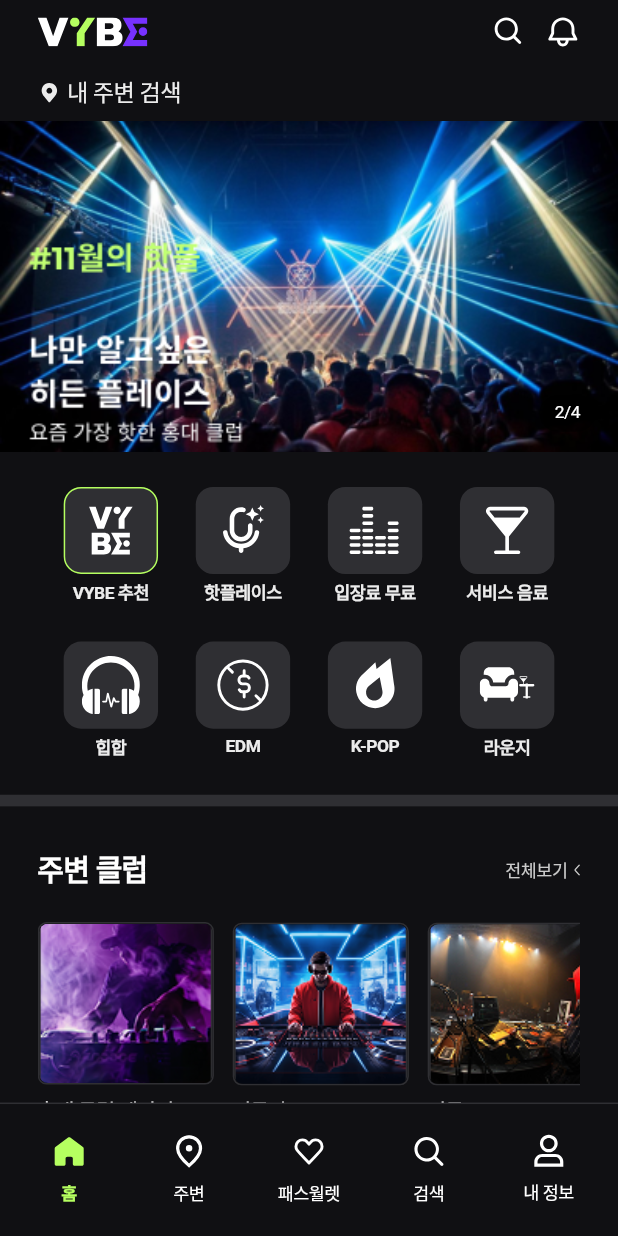
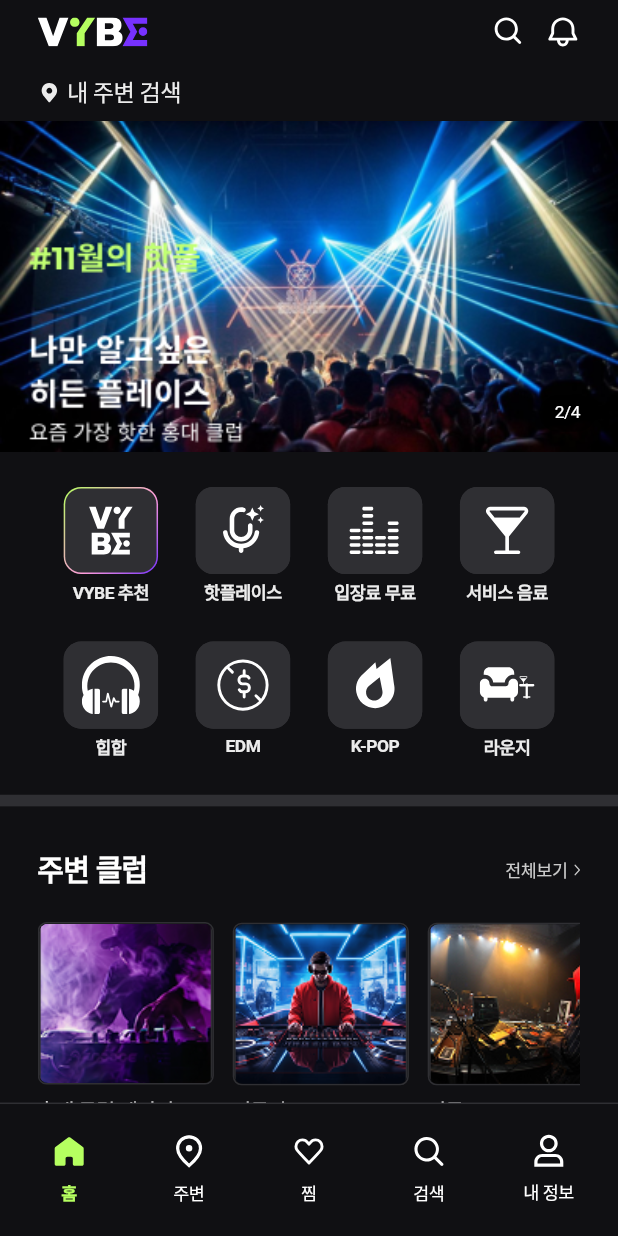
Before and after one commit to unknownChoi/VYBE_bata, a Flutter app: the screen it shows after launch, on a phone screen of 412 x 824 dp. Run offline on Flutter 3.47's test engine with Material 3 defaults, Android fonts, the phone set to English and light mode, and no system bars; our stand-ins replace cloud_firestore, cloud_functions, firebase_auth, firebase_core, firebase_storage, flutter_dotenv and 6 more; missing offline and left inert: flutter_naver_login, kakao_flutter_sdk_user; accounts and stored records are empty; generated files the repository leaves out were written again; Roboto replaces fonts that are missing (Pretendard); project files that could hold a hidden picture were left out.

Commit message:
검색 스크린 수정중

```diff
--- a/lib/main.dart
+++ b/lib/main.dart
@@ -4,6 +4,7 @@ import 'package:flutter_dotenv/flutter_dotenv.dart';
 import 'package:flutter_riverpod/flutter_riverpod.dart';
 import 'package:flutter_screenutil/flutter_screenutil.dart';
 import 'package:kakao_flutter_sdk_user/kakao_flutter_sdk_user.dart';
+import 'package:vybe/presentation/auth/signup_success/signup_success_screen.dart';
 import 'package:vybe/presentation/main_scaffold/main_scaffold.dart';
 import 'core/theme/app_theme.dart';
 import 'firebase_options.dart';
--- a/lib/presentation/home/home_screen.dart
+++ b/lib/presentation/home/home_screen.dart
@@ -92,11 +92,29 @@ const _nearbyClubs = [
 ];
 
 class HomeScreen extends StatefulWidget {
-  const HomeScreen({super.key});
+  final VoidCallback? onSearchTap;
+  const HomeScreen({super.key, this.onSearchTap});
 
   @override
   State<HomeScreen> createState() => _HomeScreenState();
 }
+
+// VybeButton.special과 동일한 그라데이션
+const _borderGradient = LinearGradient(
+  begin: Alignment.topLeft,
+  end: Alignment.bottomRight,
+  colors: [
+    Color(0xFFB5FF60),
+    Color(0xFFC8E77F),
+    Color(0xFFDACA9E),
+    Color(0xFFFF9EDB),
+    Color(0xFFDD82E4),
+    Color(0xFFBB67ED),
+    Color(0xFF994CF5),
+    Color(0xFF7731FE),
+  ],
+  stops: [0.0, 0.142, 0.285, 0.569, 0.677, 0.785, 0.892, 1.0],
+);
 
 class _HomeScreenState extends State<HomeScreen> {
   late final PageController _bannerController;
@@ -162,7 +180,7 @@ class _HomeScreenState extends State<HomeScreen> {
           Row(
             children: [
               GestureDetector(
-                onTap: () {},
+                onTap: widget.onSearchTap,
                 child: SvgPicture.asset(
                   'assets/icons/home_screen/search.svg',
                   width: 24.r,
@@ -279,20 +297,11 @@ class _HomeScreenState extends State<HomeScreen> {
 
   Widget _buildCategoryItem(_CategoryItem item) {
     final isVybe = item.label == 'VYBE 추천';
-    return SizedBox(
-      width: 60.w,
-      child: Column(
-        mainAxisSize: MainAxisSize.min,
-        children: [
-          Container(
-            width: 60.w,
-            height: 60.h,
+
+    final iconInner = Container(
       decoration: BoxDecoration(
         color: VybeColors.gray900,
-              borderRadius: BorderRadius.circular(12.r),
-              border: isVybe
-                  ? Border.all(color: VybeColors.mainLime500, width: 1)
-                  : null,
+        borderRadius: BorderRadius.circular(isVybe ? 11.r : 12.r),
       ),
       child: Center(
         child: SvgPicture.asset(
@@ -305,7 +314,35 @@ class _HomeScreenState extends State<HomeScreen> {
           ),
         ),
       ),
+    );
+
+    final iconBox = isVybe
+        ? Container(
+            width: 60.w,
+            height: 60.h,
+            decoration: BoxDecoration(
+              gradient: _borderGradient,
+              borderRadius: BorderRadius.circular(12.r),
             ),
+            padding: const EdgeInsets.all(1),
+            child: iconInner,
+          )
+        : Container(
+            width: 60.w,
+            height: 60.h,
+            decoration: BoxDecoration(
+              color: VybeColors.gray900,
+              borderRadius: BorderRadius.circular(12.r),
+            ),
+            child: iconInner,
+          );
+
+    return SizedBox(
+      width: 60.w,
+      child: Column(
+        mainAxisSize: MainAxisSize.min,
+        children: [
+          iconBox,
           SizedBox(height: 4.h),
           Text(
             item.label,
@@ -347,16 +384,13 @@ class _HomeScreenState extends State<HomeScreen> {
                         .copyWith(color: VybeColors.gray400),
                   ),
                   SizedBox(width: 4.w),
-                  RotatedBox(
-                    quarterTurns: 2,
-                    child: SvgPicture.asset(
+                  SvgPicture.asset(
                     'assets/icons/home_screen/add_content.svg',
                     width: 4.w,
                     height: 8.h,
                     colorFilter: const ColorFilter.mode(
                       VybeColors.gray400,
                       BlendMode.srcIn,
-                      ),
                     ),
                   ),
                 ],
--- a/lib/presentation/main_scaffold/main_scaffold.dart
+++ b/lib/presentation/main_scaffold/main_scaffold.dart
@@ -17,19 +17,24 @@ class MainScaffold extends StatefulWidget {
 
 class _MainScaffoldState extends State<MainScaffold> {
   int _currentIndex = 0;
+  late final List<Widget> _screens;
 
-  static const _screens = [
-    HomeScreen(),
-    NearbyScreen(),
-    PassWalletScreen(),
-    SearchScreen(),
-    MyPageScreen(),
-  ];
+  @override
+  void initState() {
+    super.initState();
+    _screens = [
+      HomeScreen(onSearchTap: () => setState(() => _currentIndex = 3)),
+      const NearbyScreen(),
+      const PassWalletScreen(),
+      const SearchScreen(),
+      const MyPageScreen(),
+    ];
+  }
 
   static const _navItems = [
     _NavItem(icon: 'assets/icons/bottom_nav/home_page.svg', label: '홈'),
     _NavItem(icon: 'assets/icons/bottom_nav/map_page.svg', label: '주변'),
-    _NavItem(icon: 'assets/icons/bottom_nav/bookmark.svg', label: '패스월렛'),
+    _NavItem(icon: 'assets/icons/bottom_nav/bookmark.svg', label: '찜'),
     _NavItem(icon: 'assets/icons/bottom_nav/search_page.svg', label: '검색'),
     _NavItem(icon: 'assets/icons/bottom_nav/my_page.svg', label: '내 정보'),
   ];
```
Also changed, not shown: assets/icons/search_screen/delete_search_history.svg (added), assets/icons/search_screen/search.svg (added), assets/icons/search_screen/search_rank_down.svg (added), assets/icons/search_screen/search_rank_up.svg (added). Lines whose indentation alone changed are shown as unchanged.
